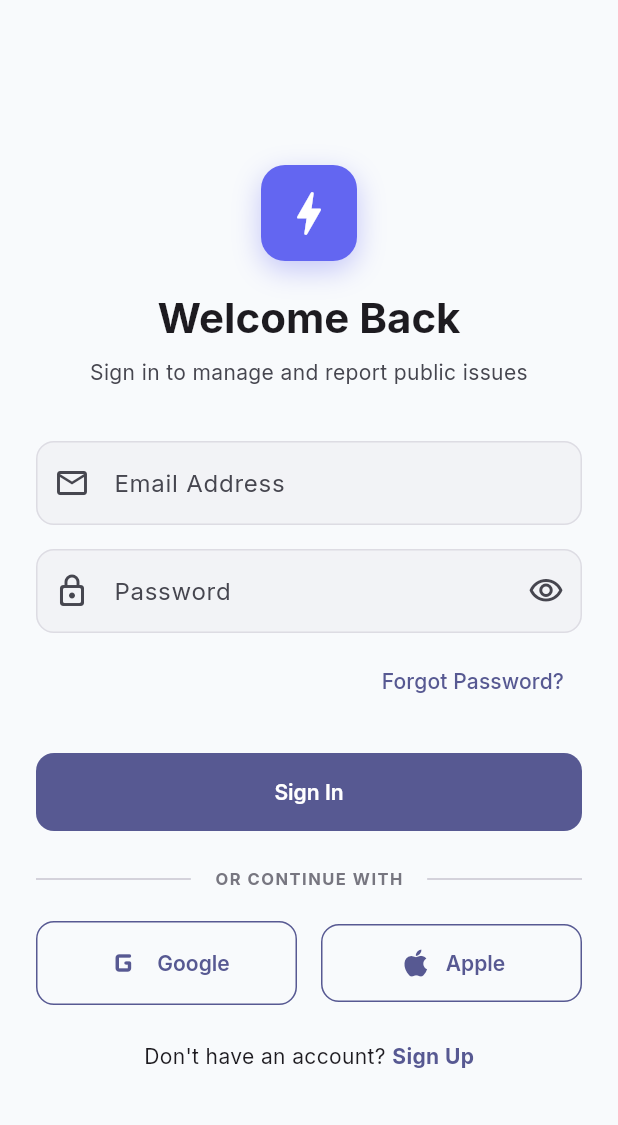
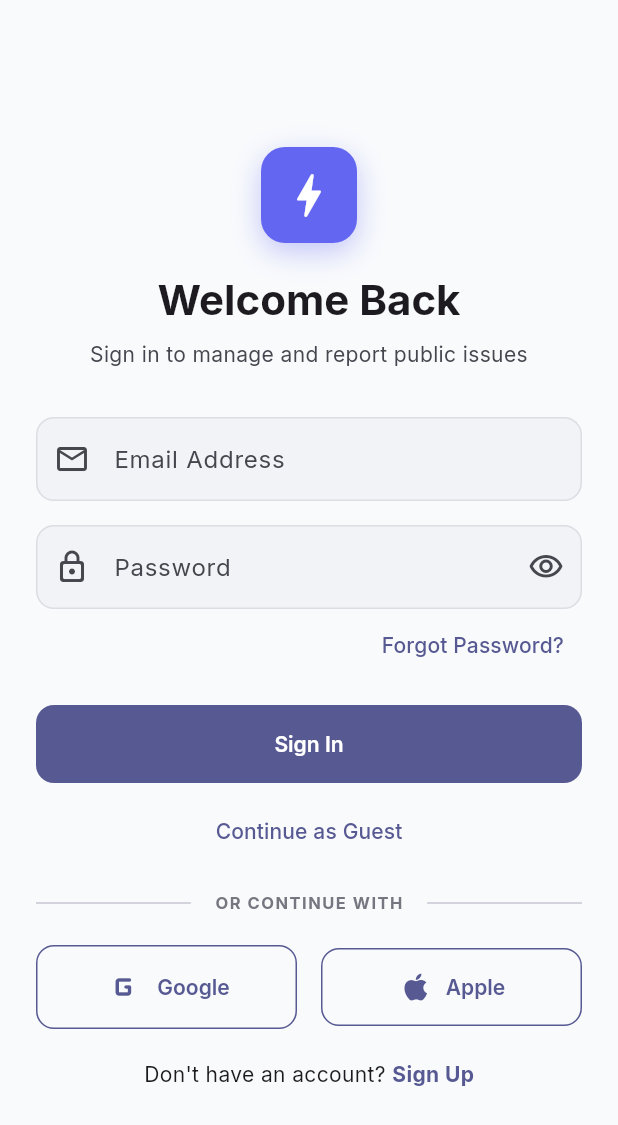
Before and after one commit to jihanurrahman33/PIIRS-Mobile-App, a Flutter app: the screen it shows after launch, after a tap on "Skip", on a phone screen of 412 x 824 dp. Shown: the top 1125 px of the screen. Run offline on Flutter 3.47's test engine with Material 3 defaults, Android fonts, the phone set to English and light mode, and no system bars; our stand-ins replace equatable, flutter_bloc, flutter_secure_storage, get_it, go_router, google_fonts and 1 more.

Commit message:
feat: Refactor login page and add new components for improved authentication flow

```diff
--- a/lib/features/auth/presentation/pages/login_page.dart
+++ b/lib/features/auth/presentation/pages/login_page.dart
@@ -1,10 +1,9 @@
 import 'package:flutter/material.dart';
 import 'package:go_router/go_router.dart';
 
-import '../../../../core/utils/validators.dart';
-import '../../../../core/widgets/widgets.dart';
 import '../widgets/auth_header_widget.dart';
-import '../widgets/social_auth_buttons.dart';
+import '../widgets/login_bottom_actions.dart';
+import '../widgets/login_form_fields.dart';
 
 /// Login Page UI for PIIRS user authentication.
 class LoginPage extends StatefulWidget {
@@ -34,8 +33,6 @@ class _LoginPageState extends State<LoginPage> {
 
   @override
   Widget build(BuildContext context) {
-    final theme = Theme.of(context);
-
     return Scaffold(
       body: SafeArea(
         child: Center(
@@ -47,27 +44,17 @@ class _LoginPageState extends State<LoginPage> {
             child: Form(
               key: _formKey,
               child: Column(
-                mainAxisAlignment: MainAxisAlignment.center,
                 crossAxisAlignment: CrossAxisAlignment.stretch,
                 children: [
                   const AuthHeaderWidget(
                     title: 'Welcome Back',
                     subtitle: 'Sign in to manage and report public issues',
                   ),
-                  const SizedBox(height: 36),
-                  AppTextField(
-                    controller: _emailController,
-                    label: 'Email Address',
-                    prefixIcon: Icons.email_outlined,
-                    keyboardType: TextInputType.emailAddress,
-                    validator: Validators.validateEmail,
+                  const SizedBox(height: 32),
+                  LoginFormFields(
+                    emailController: _emailController,
+                    passwordController: _passwordController,
                   ),
-                  const SizedBox(height: 16),
-                  AppPasswordField(
-                    controller: _passwordController,
-                    validator: Validators.validatePassword,
-                  ),
-                  const SizedBox(height: 8),
                   Align(
                     alignment: Alignment.centerRight,
                     child: TextButton(
@@ -75,30 +62,8 @@ class _LoginPageState extends State<LoginPage> {
                       child: const Text('Forgot Password?'),
                     ),
                   ),
-                  const SizedBox(height: 24),
-                  AppButton(text: 'Sign In', onPressed: _handleLogin),
-                  const SizedBox(height: 24),
-                  const SocialAuthButtons(),
-                  const SizedBox(height: 24),
-                  Row(
-                    mainAxisAlignment: MainAxisAlignment.center,
-                    children: [
-                      Text(
-                        "Don't have an account? ",
-                        style: theme.textTheme.bodyMedium,
-                      ),
-                      GestureDetector(
-                        onTap: () => context.push('/register'),
-                        child: Text(
-                          'Sign Up',
-                          style: theme.textTheme.bodyMedium?.copyWith(
-                            color: theme.colorScheme.primary,
-                            fontWeight: FontWeight.bold,
-                          ),
-                        ),
-                      ),
-                    ],
-                  ),
+                  const SizedBox(height: 16),
+                  LoginBottomActions(onLogin: _handleLogin),
                 ],
               ),
             ),
--- /dev/null
+++ b/lib/features/auth/presentation/widgets/login_bottom_actions.dart
@@ -0,0 +1,48 @@
+import 'package:flutter/material.dart';
+import 'package:go_router/go_router.dart';
+
+import '../../../../core/widgets/app_button.dart';
+import 'social_auth_buttons.dart';
+
+/// Bottom actions section for login including submit button, social logins, and sign up.
+class LoginBottomActions extends StatelessWidget {
+  final VoidCallback onLogin;
+
+  const LoginBottomActions({super.key, required this.onLogin});
+
+  @override
+  Widget build(BuildContext context) {
+    final theme = Theme.of(context);
+
+    return Column(
+      crossAxisAlignment: CrossAxisAlignment.stretch,
+      children: [
+        AppButton(text: 'Sign In', onPressed: onLogin),
+        const SizedBox(height: 8),
+        TextButton(
+          onPressed: () => context.go('/home'),
+          child: const Text('Continue as Guest'),
+        ),
+        const SizedBox(height: 16),
+        const SocialAuthButtons(),
+        const SizedBox(height: 20),
+        Row(
+          mainAxisAlignment: MainAxisAlignment.center,
+          children: [
+            Text("Don't have an account? ", style: theme.textTheme.bodyMedium),
+            GestureDetector(
+              onTap: () => context.push('/register'),
+              child: Text(
+                'Sign Up',
+                style: theme.textTheme.bodyMedium?.copyWith(
+                  color: theme.colorScheme.primary,
+                  fontWeight: FontWeight.bold,
+                ),
+              ),
+            ),
+          ],
+        ),
+      ],
+    );
+  }
+}
--- /dev/null
+++ b/lib/features/auth/presentation/widgets/login_form_fields.dart
@@ -0,0 +1,36 @@
+import 'package:flutter/material.dart';
+
+import '../../../../core/utils/validators.dart';
+import '../../../../core/widgets/widgets.dart';
+
+/// Form fields group containing email and password inputs for authentication.
+class LoginFormFields extends StatelessWidget {
+  final TextEditingController emailController;
+  final TextEditingController passwordController;
+
+  const LoginFormFields({
+    super.key,
+    required this.emailController,
+    required this.passwordController,
+  });
+
+  @override
+  Widget build(BuildContext context) {
+    return Column(
+      children: [
+        AppTextField(
+          controller: emailController,
+          label: 'Email Address',
+          prefixIcon: Icons.email_outlined,
+          keyboardType: TextInputType.emailAddress,
+          validator: Validators.validateEmail,
+        ),
+        const SizedBox(height: 16),
+        AppPasswordField(
+          controller: passwordController,
+          validator: Validators.validatePassword,
+        ),
+      ],
+    );
+  }
+}
```
Also changed, not shown: lib/features/home/presentation/widgets/home_summary_card.dart (+18 -54 lines), lib/features/home/presentation/widgets/home_summary_item.dart (added, +50 -0 lines), lib/features/issues/presentation/pages/explore_issues_page.dart (+2 -49 lines), lib/features/issues/presentation/widgets/explore_issues_list_section.dart (added, +66 -0 lines), lib/features/profile/presentation/widgets/profile_settings_list_card.dart (+17 -0 lines).
